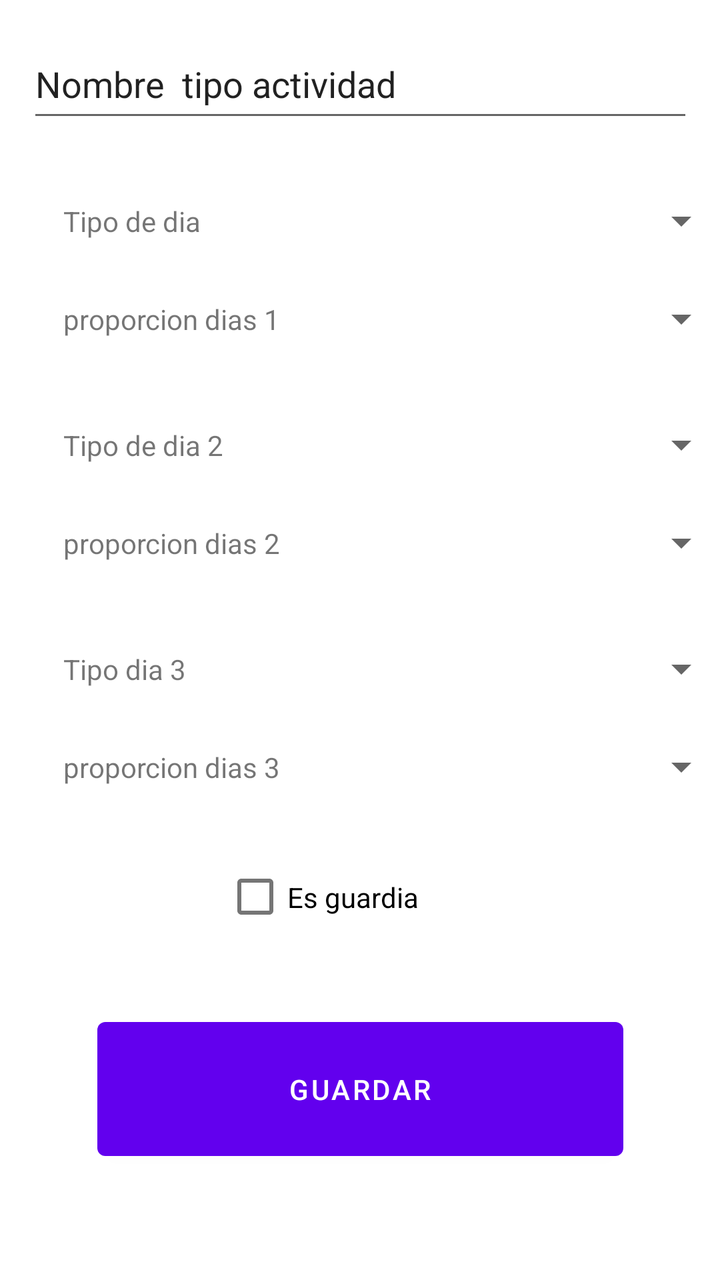
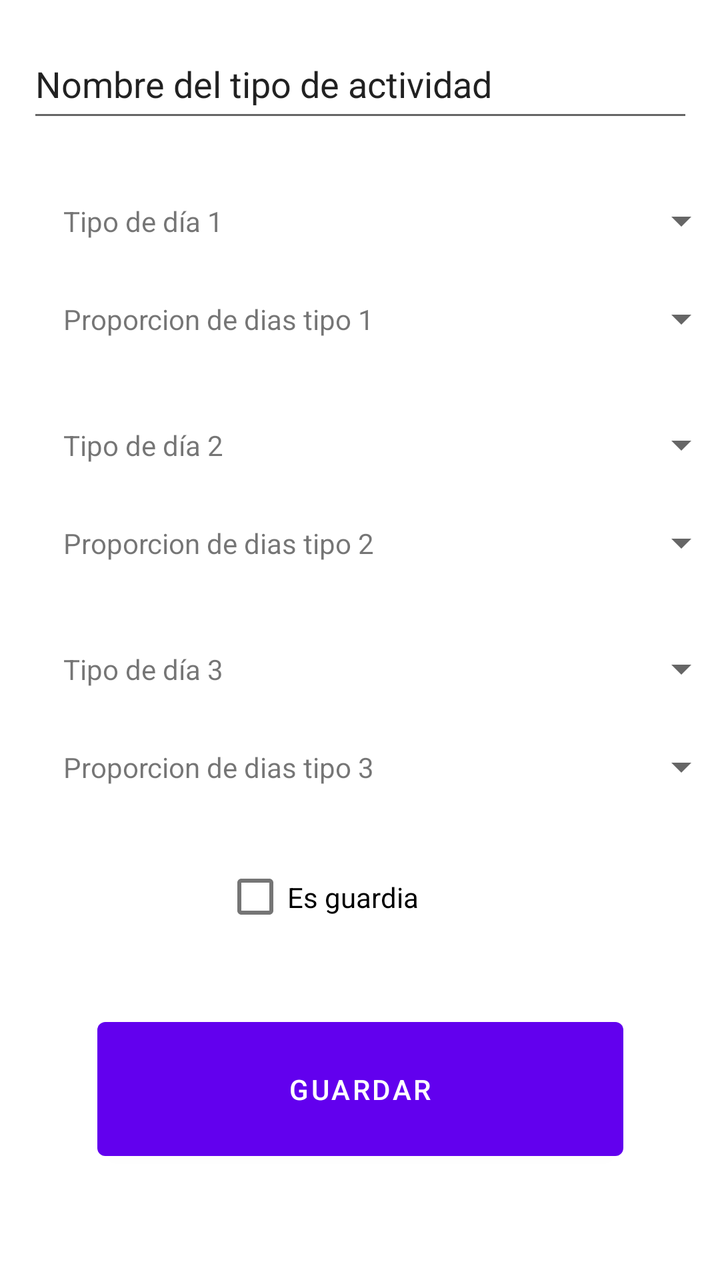

Two renders of the same Android screen: before a commit and after it. Below are the layout's source before the change and the commit's diff.
<!-- AndroidManifest.xml: application theme Theme.NiUnDiaGratis -->
<!-- res/layout/fragment_mod_tipo_actividad_selec.xml -->
<?xml version="1.0" encoding="utf-8"?>
<androidx.constraintlayout.widget.ConstraintLayout xmlns:android="http://schemas.android.com/apk/res/android"
    xmlns:app="http://schemas.android.com/apk/res-auto"
    xmlns:tools="http://schemas.android.com/tools"
    android:layout_width="match_parent"
    android:layout_height="match_parent"
    tools:context=".ModTipoActividadSelecFragment">


    <EditText
        android:id="@+id/editTextNombreTipoAct15"
        android:layout_width="333dp"
        android:layout_height="51dp"
        android:layout_marginBottom="28dp"
        android:text="Nombre  tipo actividad"
        app:layout_constraintBottom_toTopOf="@+id/textViewTipo1Dia15"
        app:layout_constraintEnd_toEndOf="parent"
        app:layout_constraintHorizontal_bias="0.512"
        app:layout_constraintStart_toStartOf="parent" />

    <TextView
        android:id="@+id/textView2ProporcionDias15"
        android:layout_width="163dp"
        android:layout_height="33dp"
        android:layout_marginBottom="30dp"
        android:text="proporcion dias 2"
        android:gravity="left|center_vertical"
        app:layout_constraintBottom_toTopOf="@+id/textViewTipo3Dia15"
        app:layout_constraintEnd_toEndOf="parent"
        app:layout_constraintHorizontal_bias="0.161"
        app:layout_constraintStart_toStartOf="parent" />

    <Spinner
        android:id="@+id/spinner2Proporcion15"
        android:layout_width="170dp"
        android:layout_height="33dp"
        android:layout_marginBottom="30dp"
        android:prompt="@string/spinner_tipo_dia"
        app:layout_constraintBottom_toTopOf="@+id/spinnerTipo3Dia15"
        app:layout_constraintEnd_toEndOf="parent"
        app:layout_constraintHorizontal_bias="0.0"
        app:layout_constraintStart_toEndOf="@+id/textView2ProporcionDias15" />

    <TextView
        android:id="@+id/textViewTipo1Dia15"
        android:layout_width="163dp"
        android:layout_height="33dp"
        android:layout_marginBottom="16dp"
        android:gravity="left|center_vertical"
        android:text="Tipo de dia"
        app:layout_constraintBottom_toTopOf="@+id/textView1ProporcionDias15"
        app:layout_constraintEnd_toEndOf="parent"
        app:layout_constraintHorizontal_bias="0.161"
        app:layout_constraintStart_toStartOf="parent" />

    <Spinner
        android:id="@+id/spinnerTipo1Dia15"
        android:layout_width="170dp"
        android:layout_height="33dp"
        android:layout_marginBottom="16dp"
        android:prompt="@string/spinner_tipo_dia"
        app:layout_constraintBottom_toTopOf="@+id/spinner1Proporcion15"
        app:layout_constraintEnd_toEndOf="parent"
        app:layout_constraintHorizontal_bias="0.0"
        app:layout_constraintStart_toEndOf="@+id/textViewTipo1Dia15" />

    <TextView
        android:id="@+id/textViewTipo3Dia15"
        android:layout_width="163dp"
        android:layout_height="33dp"
        android:layout_marginBottom="16dp"
        android:text="Tipo dia 3"
        android:gravity="left|center_vertical"
        app:layout_constraintBottom_toTopOf="@+id/textView3ProporcionDias15"
        app:layout_constraintEnd_toEndOf="parent"
        app:layout_constraintHorizontal_bias="0.161"
        app:layout_constraintStart_toStartOf="parent" />

    <Spinner
        android:id="@+id/spinnerTipo3Dia15"
        android:layout_width="170dp"
        android:layout_height="33dp"
        android:layout_marginBottom="16dp"
        android:prompt="@string/spinner_tipo_dia"
        app:layout_constraintBottom_toTopOf="@+id/spinner3Proporcion15"
        app:layout_constraintStart_toEndOf="@+id/textViewTipo3Dia15" />

    <Spinner
        android:id="@+id/spinnerTipo2Dia15"
        android:layout_width="170dp"
        android:layout_height="33dp"
        android:layout_marginBottom="16dp"
        android:prompt="@string/spinner_tipo_dia"
        app:layout_constraintBottom_toTopOf="@+id/spinner2Proporcion15"
        app:layout_constraintEnd_toEndOf="parent"
        app:layout_constraintHorizontal_bias="0.0"
        app:layout_constraintStart_toEndOf="@+id/textViewTipo2Dia15" />

    <TextView
        android:id="@+id/textViewTipo2Dia15"
        android:layout_width="163dp"
        android:layout_height="33dp"
        android:layout_marginBottom="16dp"
        android:text="Tipo de dia 2"
        android:gravity="left|center_vertical"
        app:layout_constraintBottom_toTopOf="@+id/textView2ProporcionDias15"
        app:layout_constraintEnd_toEndOf="parent"
        app:layout_constraintHorizontal_bias="0.161"
        app:layout_constraintStart_toStartOf="parent" />

    <Spinner
        android:id="@+id/spinner1Proporcion15"
        android:layout_width="170dp"
        android:layout_height="33dp"
        android:layout_marginBottom="30dp"
        android:prompt="@string/spinner_tipo_dia"
        app:layout_constraintBottom_toTopOf="@+id/spinnerTipo2Dia15"
        app:layout_constraintEnd_toEndOf="parent"
        app:layout_constraintHorizontal_bias="0.0"
        app:layout_constraintStart_toEndOf="@+id/textView1ProporcionDias15" />

    <TextView
        android:id="@+id/textView1ProporcionDias15"
        android:layout_width="163dp"
        android:layout_height="33dp"
        android:layout_marginBottom="30dp"
        android:text="proporcion dias 1"
        android:gravity="left|center_vertical"
        app:layout_constraintBottom_toTopOf="@+id/textViewTipo2Dia15"
        app:layout_constraintEnd_toEndOf="parent"
        app:layout_constraintHorizontal_bias="0.161"
        app:layout_constraintStart_toStartOf="parent" />

    <Spinner
        android:id="@+id/spinner3Proporcion15"
        android:layout_width="170dp"
        android:layout_height="33dp"
        android:layout_marginEnd="16dp"
        android:layout_marginBottom="24dp"
        android:prompt="@string/spinner_tipo_dia"
        app:layout_constraintBottom_toTopOf="@+id/checkBoxGuardia15"
        app:layout_constraintEnd_toEndOf="parent"
        app:layout_constraintHorizontal_bias="0.0"
        app:layout_constraintStart_toEndOf="@+id/textView3ProporcionDias15" />

    <TextView
        android:id="@+id/textView3ProporcionDias15"
        android:layout_width="163dp"
        android:layout_height="33dp"
        android:layout_marginBottom="24dp"
        android:text="proporcion dias 3"
        android:gravity="left|center_vertical"
        app:layout_constraintBottom_toTopOf="@+id/checkBoxGuardia15"
        app:layout_constraintEnd_toEndOf="parent"
        app:layout_constraintHorizontal_bias="0.161"
        app:layout_constraintStart_toStartOf="parent" />

    <Button
        android:id="@+id/buttonCalcular15"
        android:layout_width="263dp"
        android:layout_height="79dp"
        android:text="@string/btnGuardar"
        app:layout_constraintBottom_toBottomOf="parent"
        app:layout_constraintEnd_toEndOf="parent"
        app:layout_constraintStart_toStartOf="parent"
        app:layout_constraintTop_toTopOf="parent"
        app:layout_constraintVertical_bias="0.9" />

    <CheckBox
        android:id="@+id/checkBoxGuardia15"
        android:layout_width="137dp"
        android:layout_height="49dp"
        android:layout_marginBottom="32dp"
        android:text="Es guardia"
        app:layout_constraintBottom_toTopOf="@+id/buttonCalcular15"
        app:layout_constraintEnd_toEndOf="parent"
        app:layout_constraintStart_toStartOf="parent" />

</androidx.constraintlayout.widget.ConstraintLayout>
<!-- resources referenced by this layout -->
<resources>
  <string name="btnGuardar">Guardar</string>
  <string name="spinner_tipo_dia">Seleccionar el tipo de día</string>
  <style name="Theme.NiUnDiaGratis" parent="Theme.MaterialComponents.DayNight.DarkActionBar">
          
          <item name="colorPrimary">@color/purple_500</item>
          <item name="colorPrimaryVariant">@color/purple_700</item>
          <item name="colorOnPrimary">@color/white</item>
          
          <item name="colorSecondary">@color/teal_200</item>
          <item name="colorSecondaryVariant">@color/teal_700</item>
          <item name="colorOnSecondary">@color/black</item>
          
          <item name="android:statusBarColor">?attr/colorPrimaryVariant</item>
          
      </style>
  <color name="purple_500">#FF6200EE</color>
  <color name="purple_700">#FF3700B3</color>
  <color name="white">#FFFFFFFF</color>
  <color name="teal_200">#FF03DAC5</color>
  <color name="teal_700">#FF018786</color>
  <color name="black">#FF000000</color>
</resources>

<!-- the commit's change to res/layout/fragment_mod_tipo_actividad_selec.xml (unified diff, before → after) -->
@@ -12,19 +12,22 @@
         android:layout_width="333dp"
         android:layout_height="51dp"
         android:layout_marginBottom="28dp"
-        android:text="Nombre  tipo actividad"
+        android:text="@string/nombre_tipo_act"
         app:layout_constraintBottom_toTopOf="@+id/textViewTipo1Dia15"
         app:layout_constraintEnd_toEndOf="parent"
         app:layout_constraintHorizontal_bias="0.512"
-        app:layout_constraintStart_toStartOf="parent" />
+        app:layout_constraintStart_toStartOf="parent"
+        android:importantForAutofill="no"
+        tools:ignore="LabelFor"
+        android:inputType="text" />
 
     <TextView
         android:id="@+id/textView2ProporcionDias15"
         android:layout_width="163dp"
         android:layout_height="33dp"
         android:layout_marginBottom="30dp"
-        android:text="proporcion dias 2"
-        android:gravity="left|center_vertical"
+        android:text="@string/prop_dias_2"
+        android:gravity="start|center_vertical"
         app:layout_constraintBottom_toTopOf="@+id/textViewTipo3Dia15"
         app:layout_constraintEnd_toEndOf="parent"
         app:layout_constraintHorizontal_bias="0.161"
@@ -46,8 +49,8 @@
         android:layout_width="163dp"
         android:layout_height="33dp"
         android:layout_marginBottom="16dp"
-        android:gravity="left|center_vertical"
-        android:text="Tipo de dia"
+        android:gravity="start|center_vertical"
+        android:text="@string/tipo_dia_1"
         app:layout_constraintBottom_toTopOf="@+id/textView1ProporcionDias15"
         app:layout_constraintEnd_toEndOf="parent"
         app:layout_constraintHorizontal_bias="0.161"
@@ -69,8 +72,8 @@
         android:layout_width="163dp"
         android:layout_height="33dp"
         android:layout_marginBottom="16dp"
-        android:text="Tipo dia 3"
-        android:gravity="left|center_vertical"
+        android:text="@string/tipo_dia_3"
+        android:gravity="start|center_vertical"
         app:layout_constraintBottom_toTopOf="@+id/textView3ProporcionDias15"
         app:layout_constraintEnd_toEndOf="parent"
         app:layout_constraintHorizontal_bias="0.161"
@@ -101,8 +104,8 @@
         android:layout_width="163dp"
         android:layout_height="33dp"
         android:layout_marginBottom="16dp"
-        android:text="Tipo de dia 2"
-        android:gravity="left|center_vertical"
+        android:text="@string/tipo_dia_2"
+        android:gravity="start|center_vertical"
         app:layout_constraintBottom_toTopOf="@+id/textView2ProporcionDias15"
         app:layout_constraintEnd_toEndOf="parent"
         app:layout_constraintHorizontal_bias="0.161"
@@ -124,8 +127,8 @@
         android:layout_width="163dp"
         android:layout_height="33dp"
         android:layout_marginBottom="30dp"
-        android:text="proporcion dias 1"
-        android:gravity="left|center_vertical"
+        android:text="@string/prop_dias_1"
+        android:gravity="start|center_vertical"
         app:layout_constraintBottom_toTopOf="@+id/textViewTipo2Dia15"
         app:layout_constraintEnd_toEndOf="parent"
         app:layout_constraintHorizontal_bias="0.161"
@@ -148,8 +151,8 @@
         android:layout_width="163dp"
         android:layout_height="33dp"
         android:layout_marginBottom="24dp"
-        android:text="proporcion dias 3"
-        android:gravity="left|center_vertical"
+        android:text="@string/prop_dias_3"
+        android:gravity="start|center_vertical"
         app:layout_constraintBottom_toTopOf="@+id/checkBoxGuardia15"
         app:layout_constraintEnd_toEndOf="parent"
         app:layout_constraintHorizontal_bias="0.161"
@@ -171,7 +174,7 @@
         android:layout_width="137dp"
         android:layout_height="49dp"
         android:layout_marginBottom="32dp"
-        android:text="Es guardia"
+        android:text="@string/es_guardia"
         app:layout_constraintBottom_toTopOf="@+id/buttonCalcular15"
         app:layout_constraintEnd_toEndOf="parent"
         app:layout_constraintStart_toStartOf="parent" />
<!-- resource entries referenced after the edit -->
@@ -1,7 +1,15 @@
 <!-- resources referenced by this layout -->
 <resources>
   <string name="btnGuardar">Guardar</string>
+  <string name="es_guardia">Es guardia</string>
+  <string name="nombre_tipo_act">Nombre del tipo de actividad</string>
+  <string name="prop_dias_1">Proporcion de dias tipo 1</string>
+  <string name="prop_dias_2">Proporcion de dias tipo 2</string>
+  <string name="prop_dias_3">Proporcion de dias tipo 3</string>
   <string name="spinner_tipo_dia">Seleccionar el tipo de día</string>
+  <string name="tipo_dia_1">Tipo de día 1</string>
+  <string name="tipo_dia_2">Tipo de día 2</string>
+  <string name="tipo_dia_3">Tipo de día 3</string>
   <style name="Theme.NiUnDiaGratis" parent="Theme.MaterialComponents.DayNight.DarkActionBar">
           
           <item name="colorPrimary">@color/purple_500</item>
